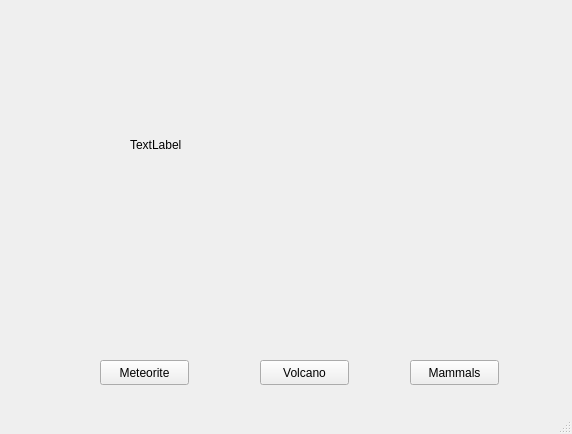
First picture: the form in hubwindow.ui, repository robertche54/a8-an-educational-app-f18, before the edit.
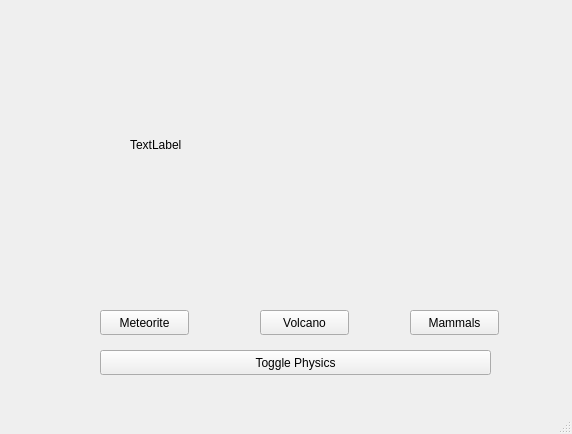
Second picture: the form after the edit.

Commit message: Added a way to toggle physics in simulation and added a button to do so in hubwindow.

Patch:
```diff
--- a/hubwindow.ui
+++ b/hubwindow.ui
@@ -18,7 +18,7 @@
     <property name="geometry">
      <rect>
       <x>100</x>
-      <y>360</y>
+      <y>310</y>
       <width>89</width>
       <height>25</height>
      </rect>
@@ -31,7 +31,7 @@
     <property name="geometry">
      <rect>
       <x>260</x>
-      <y>360</y>
+      <y>310</y>
       <width>89</width>
       <height>25</height>
      </rect>
@@ -44,7 +44,7 @@
     <property name="geometry">
      <rect>
       <x>410</x>
-      <y>360</y>
+      <y>310</y>
       <width>89</width>
       <height>25</height>
      </rect>
@@ -69,6 +69,19 @@
      <bool>false</bool>
     </property>
    </widget>
+   <widget class="QPushButton" name="physicsButton">
+    <property name="geometry">
+     <rect>
+      <x>100</x>
+      <y>350</y>
+      <width>391</width>
+      <height>25</height>
+     </rect>
+    </property>
+    <property name="text">
+     <string>Toggle Physics</string>
+    </property>
+   </widget>
   </widget>
   <widget class="QMenuBar" name="menubar">
    <property name="geometry">
```
The commit also changes 4 other files.
